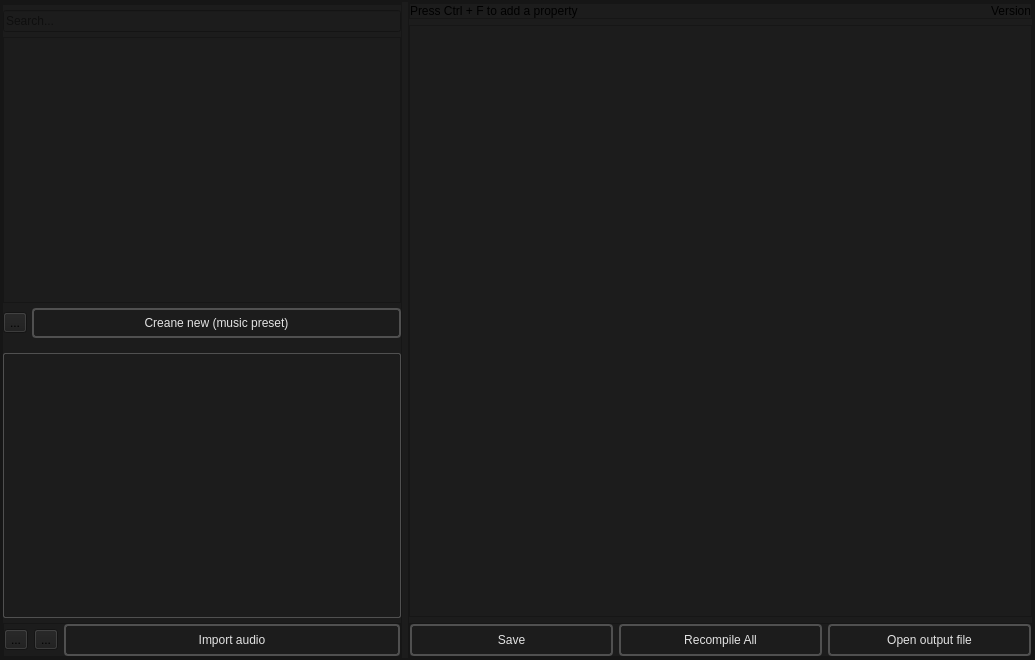
This is soudevent_editor/soundevenet_editor_mainwindow.ui in dertwist/Hammer5Tools as Qt 5 draws it before an edit. The edited form follows.
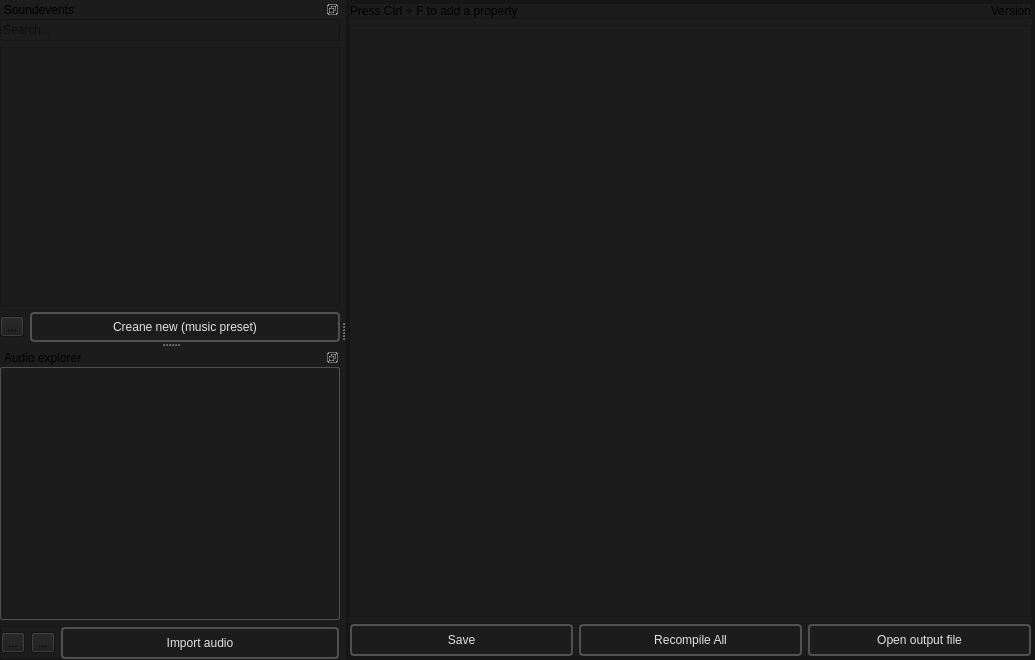
This is the edited form. Icons and pictures are not drawn.

Commit message: Qt dock widget for soundevent editor

Patch:
```diff
--- a/soudevent_editor/soundevenet_editor_mainwindow.ui
+++ b/soudevent_editor/soundevenet_editor_mainwindow.ui
@@ -78,370 +78,6 @@
           <property name="bottomMargin">
            <number>0</number>
           </property>
-          <item>
-           <widget class="QFrame" name="frame">
-            <property name="maximumSize">
-             <size>
-              <width>400</width>
-              <height>16777215</height>
-             </size>
-            </property>
-            <property name="frameShape">
-             <enum>QFrame::StyledPanel</enum>
-            </property>
-            <property name="frameShadow">
-             <enum>QFrame::Raised</enum>
-            </property>
-            <layout class="QVBoxLayout" name="verticalLayout">
-             <property name="spacing">
-              <number>5</number>
-             </property>
-             <property name="leftMargin">
-              <number>0</number>
-             </property>
-             <property name="topMargin">
-              <number>0</number>
-             </property>
-             <property name="rightMargin">
-              <number>0</number>
-             </property>
-             <property name="bottomMargin">
-              <number>0</number>
-             </property>
-             <item>
-              <widget class="QFrame" name="frame_8">
-               <property name="frameShape">
-                <enum>QFrame::StyledPanel</enum>
-               </property>
-               <property name="frameShadow">
-                <enum>QFrame::Raised</enum>
-               </property>
-               <layout class="QHBoxLayout" name="horizontalLayout_6">
-                <property name="leftMargin">
-                 <number>0</number>
-                </property>
-                <property name="topMargin">
-                 <number>0</number>
-                </property>
-                <property name="rightMargin">
-                 <number>0</number>
-                </property>
-                <property name="bottomMargin">
-                 <number>0</number>
-                </property>
-               </layout>
-              </widget>
-             </item>
-             <item>
-              <widget class="QLineEdit" name="soundevents_list_search_bar">
-               <property name="placeholderText">
-                <string>Search...</string>
-               </property>
-              </widget>
-             </item>
-             <item>
-              <widget class="QListWidget" name="soundevents_list"/>
-             </item>
-             <item>
-              <layout class="QHBoxLayout" name="horizontalLayout_8">
-               <item>
-                <widget class="QToolButton" name="create_new_soundevent_options_button">
-                 <property name="toolTip">
-                  <string>&lt;html&gt;&lt;head/&gt;&lt;body&gt;&lt;p&gt;Quick setup options (todo)&lt;/p&gt;&lt;/body&gt;&lt;/html&gt;</string>
-                 </property>
-                 <property name="text">
-                  <string>...</string>
-                 </property>
-                 <property name="icon">
-                  <iconset resource="../resources.qrc">
-                   <normaloff>:/icons/settings_16dp_9D9D9D_FILL0_wght400_GRAD0_opsz20.svg</normaloff>:/icons/settings_16dp_9D9D9D_FILL0_wght400_GRAD0_opsz20.svg</iconset>
-                 </property>
-                 <property name="iconSize">
-                  <size>
-                   <width>20</width>
-                   <height>20</height>
-                  </size>
-                 </property>
-                </widget>
-               </item>
-               <item>
-                <widget class="QPushButton" name="create_new_soundevent">
-                 <property name="toolTip">
-                  <string>&lt;html&gt;&lt;head/&gt;&lt;body&gt;&lt;p&gt;Create new soundevent&lt;/p&gt;&lt;/body&gt;&lt;/html&gt;</string>
-                 </property>
-                 <property name="styleSheet">
-                  <string notr="true">
-    /* QPushButton default and hover styles */
-    QPushButton {
-
-        font: 600 10pt &quot;Segoe UI&quot;;
-	
-
-        border: 2px solid black;
-        border-radius: 4px;
-        border-color: rgba(80, 80, 80, 255);
-        height:22px;
-        padding-top: 2px;
-        padding-bottom:2px;
-        padding-left: 4px;
-        padding-right: 4px;
-        color: #E3E3E3;
-        background-color: #1C1C1C;
-    }
-    QPushButton:hover {
-        background-color: #414956;
-        color: white;
-    }
-    QPushButton:pressed {
-        background-color: red;
-        background-color: #1C1C1C;
-        margin: 1 px;
-        margin-left: 2px;
-        margin-right: 2px;
-
-    }</string>
-                 </property>
-                 <property name="text">
-                  <string>Creane new (music preset)</string>
-                 </property>
-                 <property name="icon">
-                  <iconset resource="../resources.qrc">
-                   <normaloff>:/icons/add_24dp_9D9D9D_FILL0_wght400_GRAD0_opsz24.svg</normaloff>:/icons/add_24dp_9D9D9D_FILL0_wght400_GRAD0_opsz24.svg</iconset>
-                 </property>
-                 <property name="iconSize">
-                  <size>
-                   <width>20</width>
-                   <height>20</height>
-                  </size>
-                 </property>
-                </widget>
-               </item>
-              </layout>
-             </item>
-             <item>
-              <spacer name="verticalSpacer_2">
-               <property name="orientation">
-                <enum>Qt::Vertical</enum>
-               </property>
-               <property name="sizeType">
-                <enum>QSizePolicy::Fixed</enum>
-               </property>
-               <property name="sizeHint" stdset="0">
-                <size>
-                 <width>340</width>
-                 <height>10</height>
-                </size>
-               </property>
-              </spacer>
-             </item>
-             <item>
-              <widget class="QTreeView" name="audio_files_explorer">
-               <property name="styleSheet">
-                <string notr="true">/* styles/treeview.qss */
-
-/* General application background */
-/* TreeView specific styles */
-QTreeView {
-    color: #E3E3E3;
-    border: 1px solid black;
-    border-radius: 2px;
-    border-color: rgba(80, 80, 80, 255);
-    font: 580 10pt &quot;Segoe UI&quot;;
-}
-
-QTreeView::item {
-    height: 20px;
-}
-
-QTreeView::item:selected {
-    background-color: #272729;
-    color: #E3E3E3;
-}
-
-QTreeView::item:hover {
-    background-color: #272729;
-    color: #E3E3E3;
-}
-
-/* Branch icons */
-QTreeView::branch:closed:has-children {
-    /* Ensure this path is correct and the image exists */
-    image: url(:/icons/arrow_drop_down_16dp.svg);
-}
-
-QTreeView::branch:open:has-children {
-    /* Ensure this path is correct and the image exists */
-    image: url(:/icons/arrow_right_16dp_9D9D9D_FILL0_wght400_GRAD0_opsz20.svg);
-}
-
-/* Header styles */
-QHeaderView::section {
-    background-color: #1d1d1f;
-    color: #E3E3E3;
-    font: 600 10pt &quot;Segoe UI&quot;;
-    height: 16px;
-    border: 0px;
-    border-bottom: 2px solid black;
-    border-radius: 2px;
-    border-color: rgba(80, 80, 80, 255);
-}
-
-/* QHeaderView::section:hover {
-    background-color: #565656;
-}
-
-QHeaderView::section:pressed {
-    background-color: #444444;
-} */
-
-
-
-
-QLineEdit {
-    border: 1px solid #CCCCCC;
-    border-radius: 2px;
-    color: #E3E3E3;
-	font: 700 10pt &quot;Segoe UI&quot;;
-margin: 0px;
-padding: 0px;
-}
-QLineEdit:focus {
-    border: 1px solid #008CBA;
-    background-color: #1C1C1C;
-margin: 0px;
-padding: 0px;
-}
-QLineEdit::selection {
-    color: white;
-}</string>
-               </property>
-              </widget>
-             </item>
-             <item>
-              <widget class="QFrame" name="frame_5">
-               <property name="frameShape">
-                <enum>QFrame::StyledPanel</enum>
-               </property>
-               <property name="frameShadow">
-                <enum>QFrame::Raised</enum>
-               </property>
-               <layout class="QHBoxLayout" name="horizontalLayout_3">
-                <property name="leftMargin">
-                 <number>0</number>
-                </property>
-                <property name="topMargin">
-                 <number>0</number>
-                </property>
-                <property name="rightMargin">
-                 <number>0</number>
-                </property>
-                <property name="bottomMargin">
-                 <number>0</number>
-                </property>
-                <item>
-                 <widget class="QToolButton" name="open_sounds_folder_button">
-                  <property name="toolTip">
-                   <string>&lt;html&gt;&lt;head/&gt;&lt;body&gt;&lt;p&gt;Open sounds folder&lt;/p&gt;&lt;/body&gt;&lt;/html&gt;</string>
-                  </property>
-                  <property name="text">
-                   <string>...</string>
-                  </property>
-                  <property name="icon">
-                   <iconset resource="../resources.qrc">
-                    <normaloff>:/icons/folder_open.svg</normaloff>:/icons/folder_open.svg</iconset>
-                  </property>
-                  <property name="iconSize">
-                   <size>
-                    <width>20</width>
-                    <height>20</height>
-                   </size>
-                  </property>
-                 </widget>
-                </item>
-                <item>
-                 <widget class="QToolButton" name="Import_audio_options_button">
-                  <property name="toolTip">
-                   <string>&lt;html&gt;&lt;head/&gt;&lt;body&gt;&lt;p&gt;Improt audio options (todo)&lt;/p&gt;&lt;/body&gt;&lt;/html&gt;</string>
-                  </property>
-                  <property name="text">
-                   <string>...</string>
-                  </property>
-                  <property name="icon">
-                   <iconset resource="../resources.qrc">
-                    <normaloff>:/icons/settings_16dp_9D9D9D_FILL0_wght400_GRAD0_opsz20.svg</normaloff>:/icons/settings_16dp_9D9D9D_FILL0_wght400_GRAD0_opsz20.svg</iconset>
-                  </property>
-                  <property name="iconSize">
-                   <size>
-                    <width>20</width>
-                    <height>20</height>
-                   </size>
-                  </property>
-                 </widget>
-                </item>
-                <item>
-                 <widget class="QPushButton" name="Import_audio_button">
-                  <property name="minimumSize">
-                   <size>
-                    <width>0</width>
-                    <height>32</height>
-                   </size>
-                  </property>
-                  <property name="toolTip">
-                   <string>&lt;html&gt;&lt;head/&gt;&lt;body&gt;&lt;p&gt;Improt audio (todo)&lt;/p&gt;&lt;/body&gt;&lt;/html&gt;</string>
-                  </property>
-                  <property name="styleSheet">
-                   <string notr="true">
-    /* QPushButton default and hover styles */
-    QPushButton {
-
-        font: 600 10pt &quot;Segoe UI&quot;;
-	
-
-        border: 2px solid black;
-        border-radius: 4px;
-        border-color: rgba(80, 80, 80, 255);
-        height:22px;
-        padding-top: 2px;
-        padding-bottom:2px;
-        padding-left: 4px;
-        padding-right: 4px;
-        color: #E3E3E3;
-        background-color: #1C1C1C;
-    }
-    QPushButton:hover {
-        background-color: #414956;
-        color: white;
-    }
-    QPushButton:pressed {
-        background-color: red;
-        background-color: #1C1C1C;
-        margin: 1 px;
-        margin-left: 2px;
-        margin-right: 2px;
-
-    }</string>
-                  </property>
-                  <property name="text">
-                   <string>Import audio</string>
-                  </property>
-                  <property name="icon">
-                   <iconset resource="../resources.qrc">
-                    <normaloff>:/icons/place_item_24dp_9D9D9D_FILL0_wght400_GRAD0_opsz24.svg</normaloff>:/icons/place_item_24dp_9D9D9D_FILL0_wght400_GRAD0_opsz24.svg</iconset>
-                  </property>
-                  <property name="iconSize">
-                   <size>
-                    <width>20</width>
-                    <height>20</height>
-                   </size>
-                  </property>
-                 </widget>
-                </item>
-               </layout>
-              </widget>
-             </item>
-            </layout>
-           </widget>
-          </item>
           <item>
            <widget class="QFrame" name="frame_3">
             <property name="frameShape">
@@ -523,7 +159,7 @@
                  <rect>
                   <x>0</x>
                   <y>0</y>
-                  <width>621</width>
+                  <width>639</width>
                   <height>588</height>
                  </rect>
                 </property>
@@ -759,6 +395,367 @@
     </item>
    </layout>
   </widget>
+  <widget class="QDockWidget" name="dockWidget">
+   <property name="minimumSize">
+    <size>
+     <width>340</width>
+     <height>157</height>
+    </size>
+   </property>
+   <property name="windowIcon">
+    <iconset resource="../resources.qrc">
+     <normaloff>:/icons/acute_24dp_9D9D9D_FILL0_wght400_GRAD0_opsz24.svg</normaloff>:/icons/acute_24dp_9D9D9D_FILL0_wght400_GRAD0_opsz24.svg</iconset>
+   </property>
+   <property name="features">
+    <set>QDockWidget::DockWidgetFloatable|QDockWidget::DockWidgetMovable</set>
+   </property>
+   <property name="windowTitle">
+    <string>Soundevents</string>
+   </property>
+   <attribute name="dockWidgetArea">
+    <number>1</number>
+   </attribute>
+   <widget class="QWidget" name="dockWidgetContents">
+    <layout class="QVBoxLayout" name="verticalLayout_6">
+     <property name="spacing">
+      <number>6</number>
+     </property>
+     <property name="leftMargin">
+      <number>0</number>
+     </property>
+     <property name="topMargin">
+      <number>0</number>
+     </property>
+     <property name="rightMargin">
+      <number>0</number>
+     </property>
+     <property name="bottomMargin">
+      <number>0</number>
+     </property>
+     <item>
+      <widget class="QLineEdit" name="soundevents_list_search_bar">
+       <property name="placeholderText">
+        <string>Search...</string>
+       </property>
+      </widget>
+     </item>
+     <item>
+      <widget class="QListWidget" name="soundevents_list"/>
+     </item>
+     <item>
+      <layout class="QHBoxLayout" name="horizontalLayout_8">
+       <item>
+        <widget class="QToolButton" name="create_new_soundevent_options_button">
+         <property name="toolTip">
+          <string>&lt;html&gt;&lt;head/&gt;&lt;body&gt;&lt;p&gt;Quick setup options (todo)&lt;/p&gt;&lt;/body&gt;&lt;/html&gt;</string>
+         </property>
+         <property name="text">
+          <string>...</string>
+         </property>
+         <property name="icon">
+          <iconset resource="../resources.qrc">
+           <normaloff>:/icons/settings_16dp_9D9D9D_FILL0_wght400_GRAD0_opsz20.svg</normaloff>:/icons/settings_16dp_9D9D9D_FILL0_wght400_GRAD0_opsz20.svg</iconset>
+         </property>
+         <property name="iconSize">
+          <size>
+           <width>20</width>
+           <height>20</height>
+          </size>
+         </property>
+        </widget>
+       </item>
+       <item>
+        <widget class="QPushButton" name="create_new_soundevent">
+         <property name="toolTip">
+          <string>&lt;html&gt;&lt;head/&gt;&lt;body&gt;&lt;p&gt;Create new soundevent&lt;/p&gt;&lt;/body&gt;&lt;/html&gt;</string>
+         </property>
+         <property name="styleSheet">
+          <string notr="true">
+    /* QPushButton default and hover styles */
+    QPushButton {
+
+        font: 600 10pt &quot;Segoe UI&quot;;
+	
+
+        border: 2px solid black;
+        border-radius: 4px;
+        border-color: rgba(80, 80, 80, 255);
+        height:22px;
+        padding-top: 2px;
+        padding-bottom:2px;
+        padding-left: 4px;
+        padding-right: 4px;
+        color: #E3E3E3;
+        background-color: #1C1C1C;
+    }
+    QPushButton:hover {
+        background-color: #414956;
+        color: white;
+    }
+    QPushButton:pressed {
+        background-color: red;
+        background-color: #1C1C1C;
+        margin: 1 px;
+        margin-left: 2px;
+        margin-right: 2px;
+
+    }</string>
+         </property>
+         <property name="text">
+          <string>Creane new (music preset)</string>
+         </property>
+         <property name="icon">
+          <iconset resource="../resources.qrc">
+           <normaloff>:/icons/add_24dp_9D9D9D_FILL0_wght400_GRAD0_opsz24.svg</normaloff>:/icons/add_24dp_9D9D9D_FILL0_wght400_GRAD0_opsz24.svg</iconset>
+         </property>
+         <property name="iconSize">
+          <size>
+           <width>20</width>
+           <height>20</height>
+          </size>
+         </property>
+        </widget>
+       </item>
+      </layout>
+     </item>
+    </layout>
+   </widget>
+  </widget>
+  <widget class="QDockWidget" name="dockWidget_2">
+   <property name="features">
+    <set>QDockWidget::DockWidgetFloatable|QDockWidget::DockWidgetMovable</set>
+   </property>
+   <property name="windowTitle">
+    <string>Audio explorer</string>
+   </property>
+   <attribute name="dockWidgetArea">
+    <number>1</number>
+   </attribute>
+   <widget class="QWidget" name="dockWidgetContents_2">
+    <layout class="QVBoxLayout" name="verticalLayout_5">
+     <property name="spacing">
+      <number>6</number>
+     </property>
+     <property name="leftMargin">
+      <number>0</number>
+     </property>
+     <property name="topMargin">
+      <number>0</number>
+     </property>
+     <property name="rightMargin">
+      <number>0</number>
+     </property>
+     <property name="bottomMargin">
+      <number>0</number>
+     </property>
+     <item>
+      <widget class="QTreeView" name="audio_files_explorer">
+       <property name="styleSheet">
+        <string notr="true">/* styles/treeview.qss */
+
+/* General application background */
+/* TreeView specific styles */
+QTreeView {
+    color: #E3E3E3;
+    border: 1px solid black;
+    border-radius: 2px;
+    border-color: rgba(80, 80, 80, 255);
+    font: 580 10pt &quot;Segoe UI&quot;;
+}
+
+QTreeView::item {
+    height: 20px;
+}
+
+QTreeView::item:selected {
+    background-color: #272729;
+    color: #E3E3E3;
+}
+
+QTreeView::item:hover {
+    background-color: #272729;
+    color: #E3E3E3;
+}
+
+/* Branch icons */
+QTreeView::branch:closed:has-children {
+    /* Ensure this path is correct and the image exists */
+    image: url(:/icons/arrow_drop_down_16dp.svg);
+}
+
+QTreeView::branch:open:has-children {
+    /* Ensure this path is correct and the image exists */
+    image: url(:/icons/arrow_right_16dp_9D9D9D_FILL0_wght400_GRAD0_opsz20.svg);
+}
+
+/* Header styles */
+QHeaderView::section {
+    background-color: #1d1d1f;
+    color: #E3E3E3;
+    font: 600 10pt &quot;Segoe UI&quot;;
+    height: 16px;
+    border: 0px;
+    border-bottom: 2px solid black;
+    border-radius: 2px;
+    border-color: rgba(80, 80, 80, 255);
+}
+
+/* QHeaderView::section:hover {
+    background-color: #565656;
+}
+
+QHeaderView::section:pressed {
+    background-color: #444444;
+} */
+
+
+
+
+QLineEdit {
+    border: 1px solid #CCCCCC;
+    border-radius: 2px;
+    color: #E3E3E3;
+	font: 700 10pt &quot;Segoe UI&quot;;
+margin: 0px;
+padding: 0px;
+}
+QLineEdit:focus {
+    border: 1px solid #008CBA;
+    background-color: #1C1C1C;
+margin: 0px;
+padding: 0px;
+}
+QLineEdit::selection {
+    color: white;
+}</string>
+       </property>
+      </widget>
+     </item>
+     <item>
+      <widget class="QFrame" name="frame_5">
+       <property name="frameShape">
+        <enum>QFrame::StyledPanel</enum>
+       </property>
+       <property name="frameShadow">
+        <enum>QFrame::Raised</enum>
+       </property>
+       <layout class="QHBoxLayout" name="horizontalLayout_3">
+        <property name="leftMargin">
+         <number>0</number>
+        </property>
+        <property name="topMargin">
+         <number>0</number>
+        </property>
+        <property name="rightMargin">
+         <number>0</number>
+        </property>
+        <property name="bottomMargin">
+         <number>0</number>
+        </property>
+        <item>
+         <widget class="QToolButton" name="open_sounds_folder_button">
+          <property name="toolTip">
+           <string>&lt;html&gt;&lt;head/&gt;&lt;body&gt;&lt;p&gt;Open sounds folder&lt;/p&gt;&lt;/body&gt;&lt;/html&gt;</string>
+          </property>
+          <property name="text">
+           <string>...</string>
+          </property>
+          <property name="icon">
+           <iconset resource="../resources.qrc">
+            <normaloff>:/icons/folder_open.svg</normaloff>:/icons/folder_open.svg</iconset>
+          </property>
+          <property name="iconSize">
+           <size>
+            <width>20</width>
+            <height>20</height>
+           </size>
+          </property>
+         </widget>
+        </item>
+        <item>
+         <widget class="QToolButton" name="Import_audio_options_button">
+          <property name="toolTip">
+           <string>&lt;html&gt;&lt;head/&gt;&lt;body&gt;&lt;p&gt;Improt audio options (todo)&lt;/p&gt;&lt;/body&gt;&lt;/html&gt;</string>
+          </property>
+          <property name="text">
+           <string>...</string>
+          </property>
+          <property name="icon">
+           <iconset resource="../resources.qrc">
+            <normaloff>:/icons/settings_16dp_9D9D9D_FILL0_wght400_GRAD0_opsz20.svg</normaloff>:/icons/settings_16dp_9D9D9D_FILL0_wght400_GRAD0_opsz20.svg</iconset>
+          </property>
+          <property name="iconSize">
+           <size>
+            <width>20</width>
+            <height>20</height>
+           </size>
+          </property>
+         </widget>
+        </item>
+        <item>
+         <widget class="QPushButton" name="Import_audio_button">
+          <property name="minimumSize">
+           <size>
+            <width>0</width>
+            <height>32</height>
+           </size>
+          </property>
+          <property name="toolTip">
+           <string>&lt;html&gt;&lt;head/&gt;&lt;body&gt;&lt;p&gt;Improt audio (todo)&lt;/p&gt;&lt;/body&gt;&lt;/html&gt;</string>
+          </property>
+          <property name="styleSheet">
+           <string notr="true">
+    /* QPushButton default and hover styles */
+    QPushButton {
+
+        font: 600 10pt &quot;Segoe UI&quot;;
+	
+
+        border: 2px solid black;
+        border-radius: 4px;
+        border-color: rgba(80, 80, 80, 255);
+        height:22px;
+        padding-top: 2px;
+        padding-bottom:2px;
+        padding-left: 4px;
+        padding-right: 4px;
+        color: #E3E3E3;
+        background-color: #1C1C1C;
+    }
+    QPushButton:hover {
+        background-color: #414956;
+        color: white;
+    }
+    QPushButton:pressed {
+        background-color: red;
+        background-color: #1C1C1C;
+        margin: 1 px;
+        margin-left: 2px;
+        margin-right: 2px;
+
+    }</string>
+          </property>
+          <property name="text">
+           <string>Import audio</string>
+          </property>
+          <property name="icon">
+           <iconset resource="../resources.qrc">
+            <normaloff>:/icons/place_item_24dp_9D9D9D_FILL0_wght400_GRAD0_opsz24.svg</normaloff>:/icons/place_item_24dp_9D9D9D_FILL0_wght400_GRAD0_opsz24.svg</iconset>
+          </property>
+          <property name="iconSize">
+           <size>
+            <width>20</width>
+            <height>20</height>
+           </size>
+          </property>
+         </widget>
+        </item>
+       </layout>
+      </widget>
+     </item>
+    </layout>
+   </widget>
+  </widget>
  </widget>
  <resources>
   <include location="../resources.qrc"/>
```
The commit also changes 2 other files.
